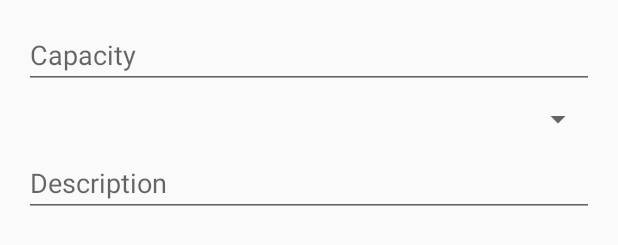
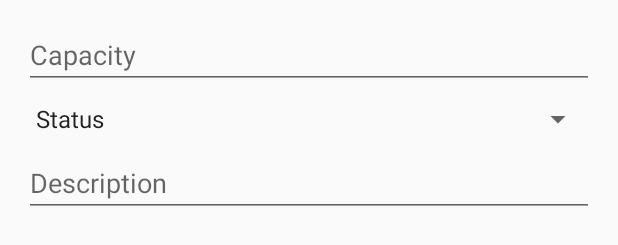
Before and after one commit to NikosKourkoulos1/DEIAK-Android-App, an Android app built with Jetpack Compose: the layout dialog_node_creation.xml on its own in the app's theme, with its tools: preview values and no code run, on a phone screen of 412 x 824 dp. Shown: the part 131-376 px from the top of the screen. Run offline under Robolectric (Android 15) with nearby library versions, the phone set to English and light mode, and no system bars; network calls fail.

```diff
--- a/app/src/main/AndroidManifest.xml
+++ b/app/src/main/AndroidManifest.xml
@@ -6,6 +6,7 @@
     <uses-permission android:name="android.permission.INTERNET" />
     <uses-permission android:name="android.permission.ACCESS_FINE_LOCATION" />
     <uses-permission android:name="android.permission.ACCESS_COARSE_LOCATION" />
+
 
     <application
         android:usesCleartextTraffic="true"
@@ -21,7 +22,7 @@
 
         <meta-data
             android:name="com.google.android.geo.API_KEY"
-            android:value="MAPS_API_KEY" />
+            android:value="AIzaSyCVbqlYfcmN7BAnbG4_4OdbEZP64J5k2fY" />
 
         <activity
             android:name=".MainActivity"
--- a/app/src/main/res/layout/dialog_node_creation.xml
+++ b/app/src/main/res/layout/dialog_node_creation.xml
@@ -30,7 +30,8 @@
         android:id="@+id/spinnerNodeStatus"
         android:layout_width="match_parent"
         android:layout_height="wrap_content"
-        android:layout_marginTop="8dp" />
+        android:layout_marginTop="8dp"
+        android:entries="@array/node_statuses" />
 
     <EditText
         android:id="@+id/etNodeDescription"
--- a/app/src/main/res/values/strings.xml
+++ b/app/src/main/res/values/strings.xml
@@ -13,5 +13,11 @@
     <string name="user_details">User Details</string>
     <string name="all_users">All Users</string>
     <string name="logout">Logout</string>
+    <string-array name="node_statuses">
+        <item>Status</item>
+        <item>active</item>
+        <item>maintenance</item>
+        <item>inactive</item>
+    </string-array>
 
 </resources>
--- a/gradle/libs.versions.toml
+++ b/gradle/libs.versions.toml
@@ -1,5 +1,5 @@
 [versions]
-agp = "8.3.2"
+agp = "8.8.0"
 kotlin = "1.9.0"
 coreKtx = "1.15.0"
 junit = "4.13.2"
```
Also changed, not shown: app/src/main/java/com/example/deiakwaternetwork/MainActivity.kt (+67 -18 lines), gradle/wrapper/gradle-wrapper.properties.
